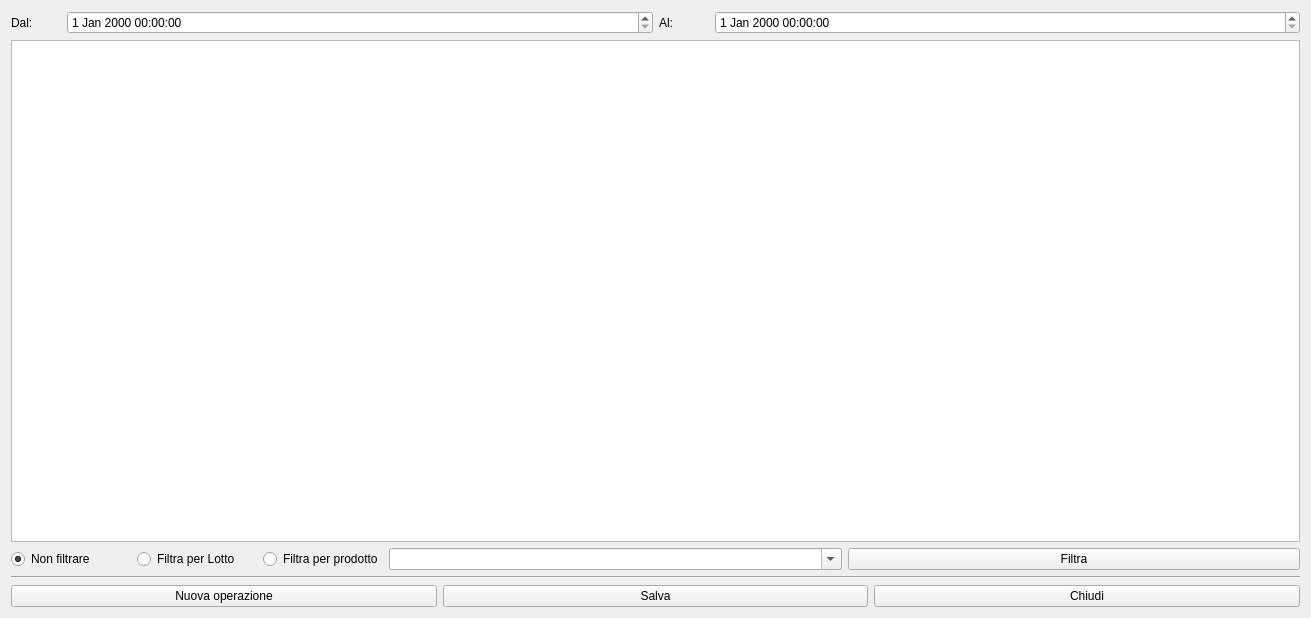
This is hwarehouse.ui in fblabs/hamlet-mod-sancon as Qt 5 draws it before an edit. The edited form follows.
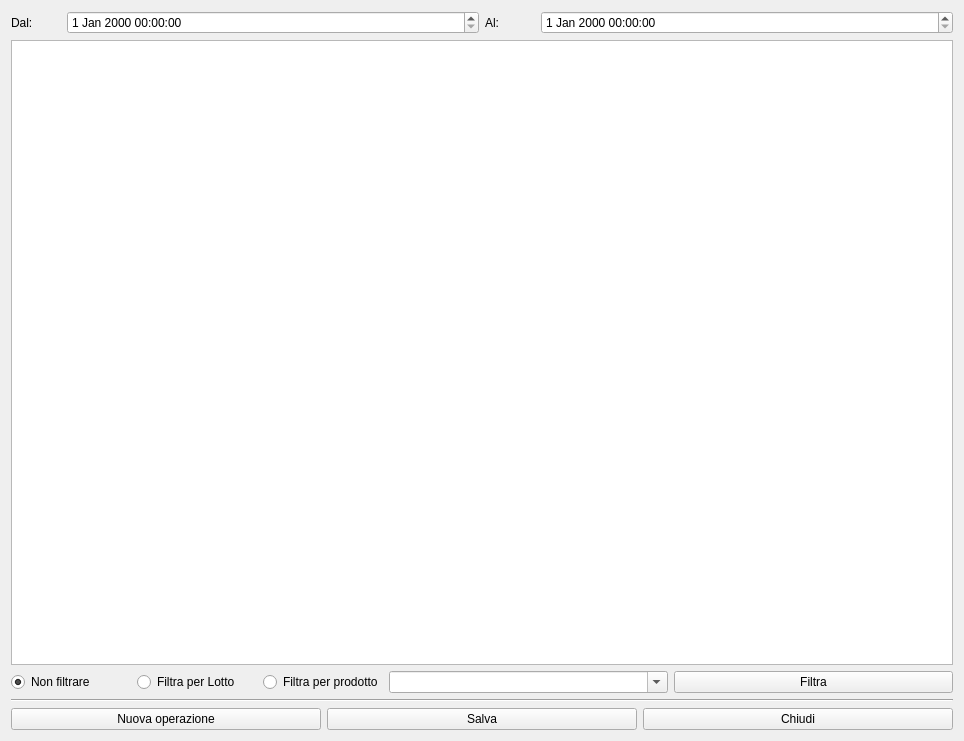
This is the edited form. Icons and pictures are not drawn.

Patch:
```diff
--- a/hwarehouse.ui
+++ b/hwarehouse.ui
@@ -9,8 +9,8 @@
    <rect>
     <x>0</x>
     <y>0</y>
-    <width>1311</width>
-    <height>618</height>
+    <width>964</width>
+    <height>741</height>
    </rect>
   </property>
   <property name="windowTitle">
```
Left out of the diff: 12 changed lines with no effect on the pictures.
